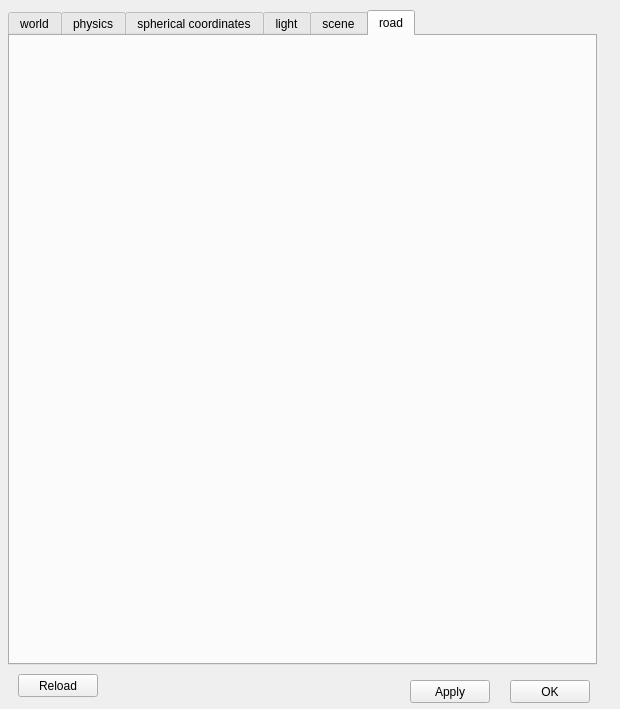
The window that robot_descriptor/forms/world_properties.ui (maidenone/RobotDescriptor) describes before a commit, drawn with Qt 5.
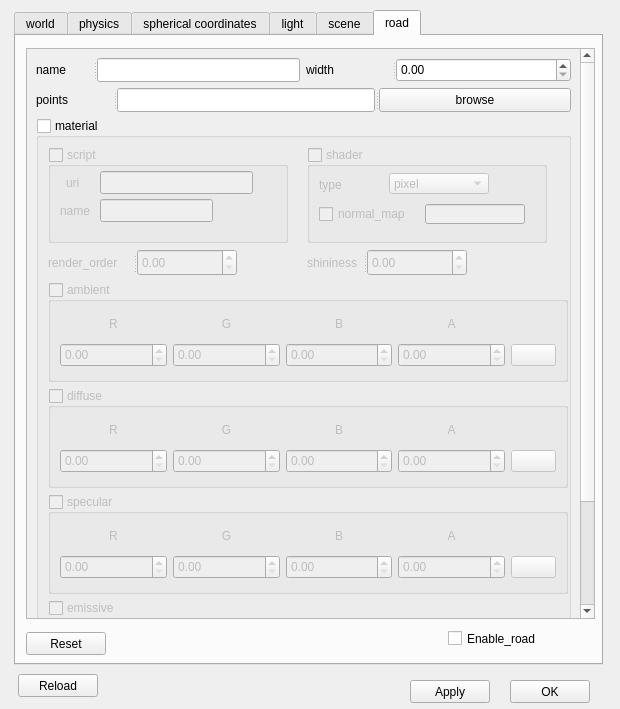
The same window after the commit. The open tabs and pages were chosen to show the change.

Commit message: implemented road tab, added color picker for attributes of type color

```diff
--- a/robot_descriptor/forms/world_properties.ui
+++ b/robot_descriptor/forms/world_properties.ui
@@ -37,7 +37,7 @@
    </property>
    <property name="geometry">
     <rect>
-     <x>8</x>
+     <x>14</x>
      <y>10</y>
      <width>589</width>
      <height>655</height>
@@ -4029,6 +4029,1231 @@
     <attribute name="title">
      <string>road</string>
     </attribute>
+    <widget class="QCheckBox" name="enable_road_checkbox">
+     <property name="geometry">
+      <rect>
+       <x>432</x>
+       <y>592</y>
+       <width>105</width>
+       <height>21</height>
+      </rect>
+     </property>
+     <property name="minimumSize">
+      <size>
+       <width>105</width>
+       <height>0</height>
+      </size>
+     </property>
+     <property name="text">
+      <string>Enable_road</string>
+     </property>
+    </widget>
+    <widget class="QPushButton" name="road_Reset_btn">
+     <property name="geometry">
+      <rect>
+       <x>10</x>
+       <y>596</y>
+       <width>80</width>
+       <height>23</height>
+      </rect>
+     </property>
+     <property name="text">
+      <string>Reset</string>
+     </property>
+    </widget>
+    <widget class="QScrollArea" name="road_scroll">
+     <property name="geometry">
+      <rect>
+       <x>10</x>
+       <y>12</y>
+       <width>569</width>
+       <height>571</height>
+      </rect>
+     </property>
+     <property name="widgetResizable">
+      <bool>true</bool>
+     </property>
+     <widget class="QWidget" name="scrollAreaWidgetContents_3">
+      <property name="geometry">
+       <rect>
+        <x>0</x>
+        <y>0</y>
+        <width>553</width>
+        <height>702</height>
+       </rect>
+      </property>
+      <layout class="QGridLayout" name="gridLayout_34">
+       <item row="0" column="0">
+        <widget class="QSplitter" name="splitter">
+         <property name="orientation">
+          <enum>Qt::Horizontal</enum>
+         </property>
+         <widget class="QLabel" name="road_name_label">
+          <property name="minimumSize">
+           <size>
+            <width>0</width>
+            <height>24</height>
+           </size>
+          </property>
+          <property name="text">
+           <string>name</string>
+          </property>
+         </widget>
+         <widget class="QLineEdit" name="road_name">
+          <property name="minimumSize">
+           <size>
+            <width>0</width>
+            <height>24</height>
+           </size>
+          </property>
+         </widget>
+        </widget>
+       </item>
+       <item row="0" column="1">
+        <widget class="QSplitter" name="splitter_5">
+         <property name="orientation">
+          <enum>Qt::Horizontal</enum>
+         </property>
+         <widget class="QLabel" name="road_width_label">
+          <property name="minimumSize">
+           <size>
+            <width>0</width>
+            <height>24</height>
+           </size>
+          </property>
+          <property name="text">
+           <string>width</string>
+          </property>
+         </widget>
+         <widget class="QDoubleSpinBox" name="road_width_sp">
+          <property name="minimumSize">
+           <size>
+            <width>0</width>
+            <height>24</height>
+           </size>
+          </property>
+         </widget>
+        </widget>
+       </item>
+       <item row="1" column="0" colspan="2">
+        <widget class="QSplitter" name="splitter_2">
+         <property name="orientation">
+          <enum>Qt::Horizontal</enum>
+         </property>
+         <widget class="QLabel" name="road_points_label">
+          <property name="minimumSize">
+           <size>
+            <width>0</width>
+            <height>24</height>
+           </size>
+          </property>
+          <property name="text">
+           <string>points</string>
+          </property>
+         </widget>
+         <widget class="QLineEdit" name="road_points">
+          <property name="minimumSize">
+           <size>
+            <width>0</width>
+            <height>24</height>
+           </size>
+          </property>
+         </widget>
+         <widget class="QPushButton" name="points_browse_btn">
+          <property name="minimumSize">
+           <size>
+            <width>0</width>
+            <height>24</height>
+           </size>
+          </property>
+          <property name="text">
+           <string>browse</string>
+          </property>
+         </widget>
+        </widget>
+       </item>
+       <item row="2" column="0" colspan="2">
+        <widget class="QGroupBox" name="road_material_groupbox">
+         <property name="minimumSize">
+          <size>
+           <width>500</width>
+           <height>624</height>
+          </size>
+         </property>
+         <property name="maximumSize">
+          <size>
+           <width>570</width>
+           <height>630</height>
+          </size>
+         </property>
+         <property name="title">
+          <string>material</string>
+         </property>
+         <property name="checkable">
+          <bool>true</bool>
+         </property>
+         <property name="checked">
+          <bool>false</bool>
+         </property>
+         <layout class="QGridLayout" name="gridLayout_33">
+          <item row="0" column="0">
+           <widget class="QGroupBox" name="material_script_groupBox">
+            <property name="minimumSize">
+             <size>
+              <width>240</width>
+              <height>89</height>
+             </size>
+            </property>
+            <property name="maximumSize">
+             <size>
+              <width>240</width>
+              <height>16777215</height>
+             </size>
+            </property>
+            <property name="title">
+             <string>script</string>
+            </property>
+            <property name="checkable">
+             <bool>true</bool>
+            </property>
+            <property name="checked">
+             <bool>false</bool>
+            </property>
+            <widget class="QLabel" name="material_script_uri_label">
+             <property name="geometry">
+              <rect>
+               <x>18</x>
+               <y>28</y>
+               <width>16</width>
+               <height>15</height>
+              </rect>
+             </property>
+             <property name="text">
+              <string>uri</string>
+             </property>
+            </widget>
+            <widget class="QLineEdit" name="material_script_uri_input">
+             <property name="geometry">
+              <rect>
+               <x>52</x>
+               <y>24</y>
+               <width>153</width>
+               <height>23</height>
+              </rect>
+             </property>
+             <property name="maximumSize">
+              <size>
+               <width>160</width>
+               <height>16777215</height>
+              </size>
+             </property>
+            </widget>
+            <widget class="QLabel" name="material_script_name_label_2">
+             <property name="geometry">
+              <rect>
+               <x>12</x>
+               <y>56</y>
+               <width>34</width>
+               <height>15</height>
+              </rect>
+             </property>
+             <property name="text">
+              <string>name</string>
+             </property>
+            </widget>
+            <widget class="QLineEdit" name="material_script_name">
+             <property name="geometry">
+              <rect>
+               <x>52</x>
+               <y>52</y>
+               <width>113</width>
+               <height>23</height>
+              </rect>
+             </property>
+             <property name="maximumSize">
+              <size>
+               <width>115</width>
+               <height>16777215</height>
+              </size>
+             </property>
+            </widget>
+           </widget>
+          </item>
+          <item row="0" column="1">
+           <widget class="QGroupBox" name="material_shader_groupBox">
+            <property name="minimumSize">
+             <size>
+              <width>240</width>
+              <height>95</height>
+             </size>
+            </property>
+            <property name="maximumSize">
+             <size>
+              <width>240</width>
+              <height>16777215</height>
+             </size>
+            </property>
+            <property name="title">
+             <string>shader</string>
+            </property>
+            <property name="checkable">
+             <bool>true</bool>
+            </property>
+            <property name="checked">
+             <bool>false</bool>
+            </property>
+            <widget class="QLabel" name="shader_type_label">
+             <property name="geometry">
+              <rect>
+               <x>12</x>
+               <y>30</y>
+               <width>57</width>
+               <height>16</height>
+              </rect>
+             </property>
+             <property name="text">
+              <string>type</string>
+             </property>
+            </widget>
+            <widget class="QComboBox" name="shader_type">
+             <property name="geometry">
+              <rect>
+               <x>82</x>
+               <y>26</y>
+               <width>100</width>
+               <height>21</height>
+              </rect>
+             </property>
+             <property name="maximumSize">
+              <size>
+               <width>100</width>
+               <height>16777215</height>
+              </size>
+             </property>
+             <item>
+              <property name="text">
+               <string>pixel</string>
+              </property>
+             </item>
+             <item>
+              <property name="text">
+               <string>vertex</string>
+              </property>
+             </item>
+             <item>
+              <property name="text">
+               <string>normal_map_object_space</string>
+              </property>
+             </item>
+             <item>
+              <property name="text">
+               <string>normal_map_tangent_space</string>
+              </property>
+             </item>
+            </widget>
+            <widget class="QCheckBox" name="normal_map_checkBox">
+             <property name="geometry">
+              <rect>
+               <x>12</x>
+               <y>57</y>
+               <width>100</width>
+               <height>20</height>
+              </rect>
+             </property>
+             <property name="text">
+              <string>normal_map</string>
+             </property>
+            </widget>
+            <widget class="QLineEdit" name="material_normal_map_input">
+             <property name="geometry">
+              <rect>
+               <x>118</x>
+               <y>57</y>
+               <width>100</width>
+               <height>20</height>
+              </rect>
+             </property>
+             <property name="maximumSize">
+              <size>
+               <width>100</width>
+               <height>16777215</height>
+              </size>
+             </property>
+            </widget>
+           </widget>
+          </item>
+          <item row="1" column="0">
+           <widget class="QSplitter" name="splitter_3">
+            <property name="orientation">
+             <enum>Qt::Horizontal</enum>
+            </property>
+            <widget class="QLabel" name="material_render_order_label">
+             <property name="minimumSize">
+              <size>
+               <width>85</width>
+               <height>24</height>
+              </size>
+             </property>
+             <property name="maximumSize">
+              <size>
+               <width>85</width>
+               <height>28</height>
+              </size>
+             </property>
+             <property name="text">
+              <string>render_order</string>
+             </property>
+            </widget>
+            <widget class="QDoubleSpinBox" name="material_render_order_sp">
+             <property name="minimumSize">
+              <size>
+               <width>0</width>
+               <height>24</height>
+              </size>
+             </property>
+             <property name="maximumSize">
+              <size>
+               <width>100</width>
+               <height>16777215</height>
+              </size>
+             </property>
+             <property name="toolTip">
+              <string>Set render order for coplanar polygons. The higher value will be rendered on top of the other coplanar polygons</string>
+             </property>
+            </widget>
+           </widget>
+          </item>
+          <item row="1" column="1">
+           <widget class="QSplitter" name="splitter_4">
+            <property name="orientation">
+             <enum>Qt::Horizontal</enum>
+            </property>
+            <widget class="QLabel" name="material_shininess_label">
+             <property name="maximumSize">
+              <size>
+               <width>56</width>
+               <height>16777215</height>
+              </size>
+             </property>
+             <property name="text">
+              <string>shininess</string>
+             </property>
+            </widget>
+            <widget class="QDoubleSpinBox" name="material_shininess_sp">
+             <property name="minimumSize">
+              <size>
+               <width>0</width>
+               <height>24</height>
+              </size>
+             </property>
+             <property name="maximumSize">
+              <size>
+               <width>100</width>
+               <height>27</height>
+              </size>
+             </property>
+            </widget>
+           </widget>
+          </item>
+          <item row="2" column="0" colspan="2">
+           <widget class="QGroupBox" name="material_ambient_groupbox">
+            <property name="minimumSize">
+             <size>
+              <width>520</width>
+              <height>100</height>
+             </size>
+            </property>
+            <property name="maximumSize">
+             <size>
+              <width>520</width>
+              <height>100</height>
+             </size>
+            </property>
+            <property name="toolTip">
+             <string>background color</string>
+            </property>
+            <property name="title">
+             <string>ambient</string>
+            </property>
+            <property name="checkable">
+             <bool>true</bool>
+            </property>
+            <property name="checked">
+             <bool>false</bool>
+            </property>
+            <layout class="QGridLayout" name="gridLayout_38">
+             <item row="1" column="0">
+              <widget class="QDoubleSpinBox" name="material_ambient_R_sp">
+               <property name="minimumSize">
+                <size>
+                 <width>0</width>
+                 <height>24</height>
+                </size>
+               </property>
+               <property name="maximumSize">
+                <size>
+                 <width>16777215</width>
+                 <height>24</height>
+                </size>
+               </property>
+               <property name="maximum">
+                <double>1.000000000000000</double>
+               </property>
+               <property name="singleStep">
+                <double>0.100000000000000</double>
+               </property>
+              </widget>
+             </item>
+             <item row="0" column="2">
+              <widget class="QLabel" name="material_ambient_B_label">
+               <property name="maximumSize">
+                <size>
+                 <width>16777215</width>
+                 <height>24</height>
+                </size>
+               </property>
+               <property name="text">
+                <string>B</string>
+               </property>
+               <property name="alignment">
+                <set>Qt::AlignCenter</set>
+               </property>
+              </widget>
+             </item>
+             <item row="0" column="3">
+              <widget class="QLabel" name="material_ambient_A_label">
+               <property name="maximumSize">
+                <size>
+                 <width>16777215</width>
+                 <height>24</height>
+                </size>
+               </property>
+               <property name="text">
+                <string>A</string>
+               </property>
+               <property name="alignment">
+                <set>Qt::AlignCenter</set>
+               </property>
+              </widget>
+             </item>
+             <item row="0" column="0">
+              <widget class="QLabel" name="material_ambient_R_label">
+               <property name="maximumSize">
+                <size>
+                 <width>16777215</width>
+                 <height>24</height>
+                </size>
+               </property>
+               <property name="text">
+                <string>R</string>
+               </property>
+               <property name="alignment">
+                <set>Qt::AlignCenter</set>
+               </property>
+              </widget>
+             </item>
+             <item row="1" column="2">
+              <widget class="QDoubleSpinBox" name="material_ambient_B_sp">
+               <property name="minimumSize">
+                <size>
+                 <width>0</width>
+                 <height>24</height>
+                </size>
+               </property>
+               <property name="maximumSize">
+                <size>
+                 <width>16777215</width>
+                 <height>24</height>
+                </size>
+               </property>
+               <property name="maximum">
+                <double>1.000000000000000</double>
+               </property>
+               <property name="singleStep">
+                <double>0.100000000000000</double>
+               </property>
+              </widget>
+             </item>
+             <item row="1" column="1">
+              <widget class="QDoubleSpinBox" name="material_ambient_G_sp">
+               <property name="minimumSize">
+                <size>
+                 <width>0</width>
+                 <height>24</height>
+                </size>
+               </property>
+               <property name="maximumSize">
+                <size>
+                 <width>16777215</width>
+                 <height>24</height>
+                </size>
+               </property>
+               <property name="maximum">
+                <double>1.000000000000000</double>
+               </property>
+               <property name="singleStep">
+                <double>0.100000000000000</double>
+               </property>
+              </widget>
+             </item>
+             <item row="0" column="1">
+              <widget class="QLabel" name="material_ambient_G_label">
+               <property name="maximumSize">
+                <size>
+                 <width>16777215</width>
+                 <height>24</height>
+                </size>
+               </property>
+               <property name="text">
+                <string>G</string>
+               </property>
+               <property name="alignment">
+                <set>Qt::AlignCenter</set>
+               </property>
+              </widget>
+             </item>
+             <item row="1" column="3">
+              <widget class="QDoubleSpinBox" name="material_ambient_A_sp">
+               <property name="minimumSize">
+                <size>
+                 <width>0</width>
+                 <height>24</height>
+                </size>
+               </property>
+               <property name="maximumSize">
+                <size>
+                 <width>16777215</width>
+                 <height>24</height>
+                </size>
+               </property>
+               <property name="maximum">
+                <double>1.000000000000000</double>
+               </property>
+               <property name="singleStep">
+                <double>0.100000000000000</double>
+               </property>
+              </widget>
+             </item>
+             <item row="1" column="4">
+              <widget class="QPushButton" name="material_ambient_color_pkr">
+               <property name="maximumSize">
+                <size>
+                 <width>45</width>
+                 <height>16777215</height>
+                </size>
+               </property>
+               <property name="text">
+                <string/>
+               </property>
+              </widget>
+             </item>
+            </layout>
+           </widget>
+          </item>
+          <item row="3" column="0" colspan="2">
+           <widget class="QGroupBox" name="material_diffuse_groupbox">
+            <property name="minimumSize">
+             <size>
+              <width>520</width>
+              <height>100</height>
+             </size>
+            </property>
+            <property name="maximumSize">
+             <size>
+              <width>520</width>
+              <height>100</height>
+             </size>
+            </property>
+            <property name="toolTip">
+             <string>background color</string>
+            </property>
+            <property name="title">
+             <string>diffuse</string>
+            </property>
+            <property name="checkable">
+             <bool>true</bool>
+            </property>
+            <property name="checked">
+             <bool>false</bool>
+            </property>
+            <layout class="QGridLayout" name="gridLayout_37">
+             <item row="1" column="0">
+              <widget class="QDoubleSpinBox" name="material_diffuse_R_sp">
+               <property name="minimumSize">
+                <size>
+                 <width>0</width>
+                 <height>24</height>
+                </size>
+               </property>
+               <property name="maximumSize">
+                <size>
+                 <width>16777215</width>
+                 <height>24</height>
+                </size>
+               </property>
+               <property name="maximum">
+                <double>1.000000000000000</double>
+               </property>
+               <property name="singleStep">
+                <double>0.100000000000000</double>
+               </property>
+              </widget>
+             </item>
+             <item row="0" column="2">
+              <widget class="QLabel" name="material_diffuse_B_label">
+               <property name="maximumSize">
+                <size>
+                 <width>16777215</width>
+                 <height>24</height>
+                </size>
+               </property>
+               <property name="text">
+                <string>B</string>
+               </property>
+               <property name="alignment">
+                <set>Qt::AlignCenter</set>
+               </property>
+              </widget>
+             </item>
+             <item row="0" column="3">
+              <widget class="QLabel" name="material_diffuse_A_label">
+               <property name="maximumSize">
+                <size>
+                 <width>16777215</width>
+                 <height>24</height>
+                </size>
+               </property>
+               <property name="text">
+                <string>A</string>
+               </property>
+               <property name="alignment">
+                <set>Qt::AlignCenter</set>
+               </property>
+              </widget>
+             </item>
+             <item row="0" column="0">
+              <widget class="QLabel" name="material_diffuse_R_label">
+               <property name="maximumSize">
+                <size>
+                 <width>16777215</width>
+                 <height>24</height>
+                </size>
+               </property>
+               <property name="text">
+                <string>R</string>
+               </property>
+               <property name="alignment">
+                <set>Qt::AlignCenter</set>
+               </property>
+              </widget>
+             </item>
+             <item row="1" column="2">
+              <widget class="QDoubleSpinBox" name="material_diffuse_B_sp">
+               <property name="minimumSize">
+                <size>
+                 <width>0</width>
+                 <height>24</height>
+                </size>
+               </property>
+               <property name="maximumSize">
+                <size>
+                 <width>16777215</width>
+                 <height>24</height>
+                </size>
+               </property>
+               <property name="maximum">
+                <double>1.000000000000000</double>
+               </property>
+               <property name="singleStep">
+                <double>0.100000000000000</double>
+               </property>
+              </widget>
+             </item>
+             <item row="1" column="1">
+              <widget class="QDoubleSpinBox" name="material_diffuse_G_sp">
+               <property name="minimumSize">
+                <size>
+                 <width>0</width>
+                 <height>24</height>
+                </size>
+               </property>
+               <property name="maximumSize">
+                <size>
+                 <width>16777215</width>
+                 <height>24</height>
+                </size>
+               </property>
+               <property name="maximum">
+                <double>1.000000000000000</double>
+               </property>
+               <property name="singleStep">
+                <double>0.100000000000000</double>
+               </property>
+              </widget>
+             </item>
+             <item row="0" column="1">
+              <widget class="QLabel" name="material_diffuse_G_label">
+               <property name="maximumSize">
+                <size>
+                 <width>16777215</width>
+                 <height>24</height>
+                </size>
+               </property>
+               <property name="text">
+                <string>G</string>
+               </property>
+               <property name="alignment">
+                <set>Qt::AlignCenter</set>
+               </property>
+              </widget>
+             </item>
+             <item row="1" column="3">
+              <widget class="QDoubleSpinBox" name="material_diffuse_A_sp">
+               <property name="minimumSize">
+                <size>
+                 <width>0</width>
+                 <height>24</height>
+                </size>
+               </property>
+               <property name="maximumSize">
+                <size>
+                 <width>16777215</width>
+                 <height>24</height>
+                </size>
+               </property>
+               <property name="maximum">
+                <double>1.000000000000000</double>
+               </property>
+               <property name="singleStep">
+                <double>0.100000000000000</double>
+               </property>
+              </widget>
+             </item>
+             <item row="1" column="4">
+              <widget class="QPushButton" name="material_diffuse_color_pkr">
+               <property name="maximumSize">
+                <size>
+                 <width>45</width>
+                 <height>16777215</height>
+                </size>
+               </property>
+               <property name="text">
+                <string/>
+               </property>
+              </widget>
+             </item>
+            </layout>
+           </widget>
+          </item>
+          <item row="4" column="0" colspan="2">
+           <widget class="QGroupBox" name="material_specular_groupbox">
+            <property name="minimumSize">
+             <size>
+              <width>520</width>
+              <height>100</height>
+             </size>
+            </property>
+            <property name="maximumSize">
+             <size>
+              <width>520</width>
+              <height>100</height>
+             </size>
+            </property>
+            <property name="toolTip">
+             <string>background color</string>
+            </property>
+            <property name="title">
+             <string>specular</string>
+            </property>
+            <property name="checkable">
+             <bool>true</bool>
+            </property>
+            <property name="checked">
+             <bool>false</bool>
+            </property>
+            <layout class="QGridLayout" name="gridLayout_40">
+             <item row="1" column="0">
+              <widget class="QDoubleSpinBox" name="material_specular_R_sp">
+               <property name="minimumSize">
+                <size>
+                 <width>0</width>
+                 <height>24</height>
+                </size>
+               </property>
+               <property name="maximumSize">
+                <size>
+                 <width>16777215</width>
+                 <height>24</height>
+                </size>
+               </property>
+               <property name="maximum">
+                <double>1.000000000000000</double>
+               </property>
+               <property name="singleStep">
+                <double>0.100000000000000</double>
+               </property>
+              </widget>
+             </item>
+             <item row="0" column="2">
+              <widget class="QLabel" name="material_specular_B_label">
+               <property name="maximumSize">
+                <size>
+                 <width>16777215</width>
+                 <height>24</height>
+                </size>
+               </property>
+               <property name="text">
+                <string>B</string>
+               </property>
+               <property name="alignment">
+                <set>Qt::AlignCenter</set>
+               </property>
+              </widget>
+             </item>
+             <item row="0" column="3">
+              <widget class="QLabel" name="material_specular_A_label">
+               <property name="maximumSize">
+                <size>
+                 <width>16777215</width>
+                 <height>24</height>
+                </size>
+               </property>
+               <property name="text">
+                <string>A</string>
+               </property>
+               <property name="alignment">
+                <set>Qt::AlignCenter</set>
+               </property>
+              </widget>
+             </item>
+             <item row="0" column="0">
+              <widget class="QLabel" name="material_specular_R_label">
+               <property name="maximumSize">
+                <size>
+                 <width>16777215</width>
+                 <height>24</height>
+                </size>
+               </property>
+               <property name="text">
+                <string>R</string>
+               </property>
+               <property name="alignment">
+                <set>Qt::AlignCenter</set>
+               </property>
+              </widget>
+             </item>
+             <item row="1" column="2">
+              <widget class="QDoubleSpinBox" name="material_specular_B_sp">
+               <property name="minimumSize">
+                <size>
+                 <width>0</width>
+                 <height>24</height>
+                </size>
+               </property>
+               <property name="maximumSize">
+                <size>
+                 <width>16777215</width>
+                 <height>24</height>
+                </size>
+               </property>
+               <property name="maximum">
+                <double>1.000000000000000</double>
+               </property>
+               <property name="singleStep">
+                <double>0.100000000000000</double>
+               </property>
+              </widget>
+             </item>
+             <item row="1" column="1">
+              <widget class="QDoubleSpinBox" name="material_specular_G_sp">
+               <property name="minimumSize">
+                <size>
+                 <width>0</width>
+                 <height>24</height>
+                </size>
+               </property>
+               <property name="maximumSize">
+                <size>
+                 <width>16777215</width>
+                 <height>24</height>
+                </size>
+               </property>
+               <property name="maximum">
+                <double>1.000000000000000</double>
+               </property>
+               <property name="singleStep">
+                <double>0.100000000000000</double>
+               </property>
+              </widget>
+             </item>
+             <item row="0" column="1">
+              <widget class="QLabel" name="material_specular_G_label">
+               <property name="maximumSize">
+                <size>
+                 <width>16777215</width>
+                 <height>24</height>
+                </size>
+               </property>
+               <property name="text">
+                <string>G</string>
+               </property>
+               <property name="alignment">
+                <set>Qt::AlignCenter</set>
+               </property>
+              </widget>
+             </item>
+             <item row="1" column="3">
+              <widget class="QDoubleSpinBox" name="material_specular_A_sp">
+               <property name="minimumSize">
+                <size>
+                 <width>0</width>
+                 <height>24</height>
+                </size>
+               </property>
+               <property name="maximumSize">
+                <size>
+                 <width>16777215</width>
+                 <height>24</height>
+                </size>
+               </property>
+               <property name="maximum">
+                <double>1.000000000000000</double>
+               </property>
+               <property name="singleStep">
+                <double>0.100000000000000</double>
+               </property>
+              </widget>
+             </item>
+             <item row="1" column="4">
+              <widget class="QPushButton" name="material_specular_color_pkr">
+               <property name="maximumSize">
+                <size>
+                 <width>45</width>
+                 <height>16777215</height>
+                </size>
+               </property>
+               <property name="text">
+                <string/>
+               </property>
+              </widget>
+             </item>
+            </layout>
+           </widget>
+          </item>
+          <item row="5" column="0" colspan="2">
+           <widget class="QGroupBox" name="material_emissive_groupbox">
+            <property name="minimumSize">
+             <size>
+              <width>520</width>
+              <height>100</height>
+             </size>
+            </property>
+            <property name="maximumSize">
+             <size>
+              <width>520</width>
+              <height>100</height>
+             </size>
+            </property>
+            <property name="toolTip">
+             <string>background color</string>
+            </property>
+            <property name="title">
+             <string>emissive</string>
+            </property>
+            <property name="checkable">
+             <bool>true</bool>
+            </property>
+            <property name="checked">
+             <bool>false</bool>
+            </property>
+            <layout class="QGridLayout" name="gridLayout_39">
+             <item row="1" column="0">
+              <widget class="QDoubleSpinBox" name="material_emissive_R_sp">
+               <property name="minimumSize">
+                <size>
+                 <width>0</width>
+                 <height>24</height>
+                </size>
+               </property>
+               <property name="maximumSize">
+                <size>
+                 <width>16777215</width>
+                 <height>24</height>
+                </size>
+               </property>
+               <property name="maximum">
+                <double>1.000000000000000</double>
+               </property>
+               <property name="singleStep">
+                <double>0.100000000000000</double>
+               </property>
+              </widget>
+             </item>
+             <item row="0" column="2">
+              <widget class="QLabel" name="material_emissive_B_label">
+               <property name="maximumSize">
+                <size>
+                 <width>16777215</width>
+                 <height>24</height>
+                </size>
+               </property>
+               <property name="text">
+                <string>B</string>
+               </property>
+               <property name="alignment">
+                <set>Qt::AlignCenter</set>
+               </property>
+              </widget>
+             </item>
+             <item row="0" column="3">
+              <widget class="QLabel" name="material_emissive_A_label">
+               <property name="maximumSize">
+                <size>
+                 <width>16777215</width>
+                 <height>24</height>
+                </size>
+               </property>
+               <property name="text">
+                <string>A</string>
+               </property>
+               <property name="alignment">
+                <set>Qt::AlignCenter</set>
+               </property>
+              </widget>
+             </item>
+             <item row="0" column="0">
+              <widget class="QLabel" name="material_emissive_R_label">
+               <property name="maximumSize">
+                <size>
+                 <width>16777215</width>
+                 <height>24</height>
+                </size>
+               </property>
+               <property name="text">
+                <string>R</string>
+               </property>
+               <property name="alignment">
+                <set>Qt::AlignCenter</set>
+               </property>
+              </widget>
+             </item>
+             <item row="1" column="2">
+              <widget class="QDoubleSpinBox" name="material_emissive_B_sp">
+               <property name="minimumSize">
+                <size>
+                 <width>0</width>
+                 <height>24</height>
+                </size>
+               </property>
+               <property name="maximumSize">
+                <size>
+                 <width>16777215</width>
+                 <height>24</height>
+                </size>
+               </property>
+               <property name="maximum">
+                <double>1.000000000000000</double>
+               </property>
+               <property name="singleStep">
+                <double>0.100000000000000</double>
+               </property>
+              </widget>
+             </item>
+             <item row="1" column="1">
+              <widget class="QDoubleSpinBox" name="material_emissive_G_sp">
+               <property name="minimumSize">
+                <size>
+                 <width>0</width>
+                 <height>24</height>
+                </size>
+               </property>
+               <property name="maximumSize">
+                <size>
+                 <width>16777215</width>
+                 <height>24</height>
+                </size>
+               </property>
+               <property name="maximum">
+                <double>1.000000000000000</double>
+               </property>
+               <property name="singleStep">
+                <double>0.100000000000000</double>
+               </property>
+              </widget>
+             </item>
+             <item row="0" column="1">
+              <widget class="QLabel" name="material_emissive_G_label">
+               <property name="maximumSize">
+                <size>
+                 <width>16777215</width>
+                 <height>24</height>
+                </size>
+               </property>
+               <property name="text">
+                <string>G</string>
+               </property>
+               <property name="alignment">
+                <set>Qt::AlignCenter</set>
+               </property>
+              </widget>
+             </item>
+             <item row="1" column="3">
+              <widget class="QDoubleSpinBox" name="material_emissive_A_sp">
+               <property name="minimumSize">
+                <size>
+                 <width>0</width>
+                 <height>24</height>
+                </size>
+               </property>
+               <property name="maximumSize">
+                <size>
+                 <width>16777215</width>
+                 <height>24</height>
+                </size>
+               </property>
+               <property name="maximum">
+                <double>1.000000000000000</double>
+               </property>
+               <property name="singleStep">
+                <double>0.100000000000000</double>
+               </property>
+              </widget>
+             </item>
+             <item row="1" column="4">
+              <widget class="QPushButton" name="material_emissive_color_pkr">
+               <property name="maximumSize">
+                <size>
+                 <width>45</width>
+                 <height>16777215</height>
+                </size>
+               </property>
+               <property name="text">
+                <string/>
+               </property>
+              </widget>
+             </item>
+            </layout>
+           </widget>
+          </item>
+          <item row="6" column="0">
+           <widget class="QCheckBox" name="material_lighting_checkbox">
+            <property name="minimumSize">
+             <size>
+              <width>0</width>
+              <height>24</height>
+             </size>
+            </property>
+            <property name="text">
+             <string>lighting</string>
+            </property>
+           </widget>
+          </item>
+         </layout>
+        </widget>
+       </item>
+      </layout>
+     </widget>
+    </widget>
    </widget>
   </widget>
   <widget class="QPushButton" name="ok_pb">
```
Left out of the diff: 105 changed lines with no effect on the pictures. The commit also changes 8 other files.
